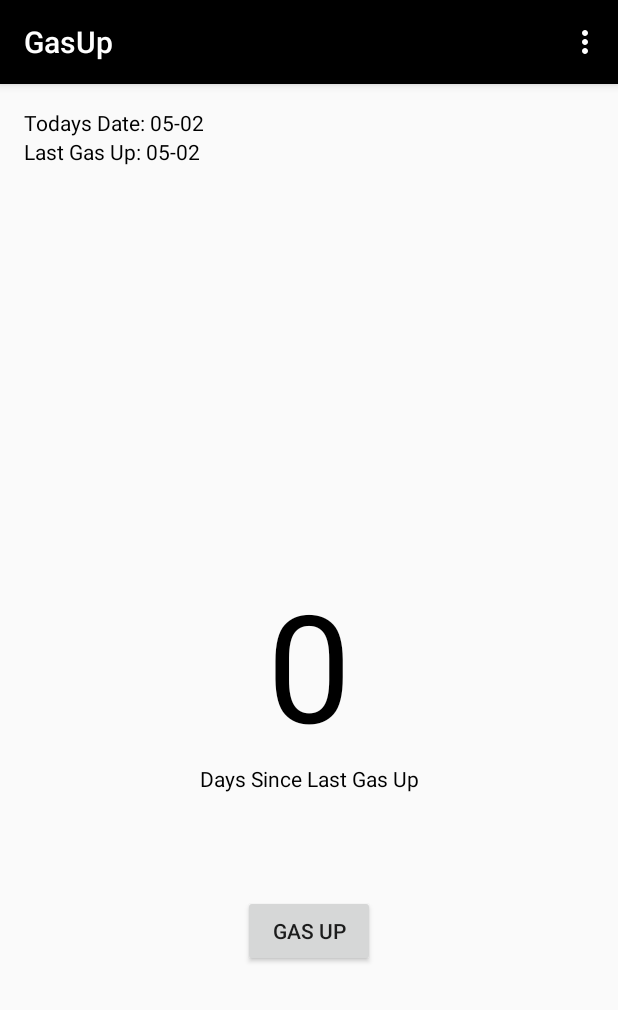
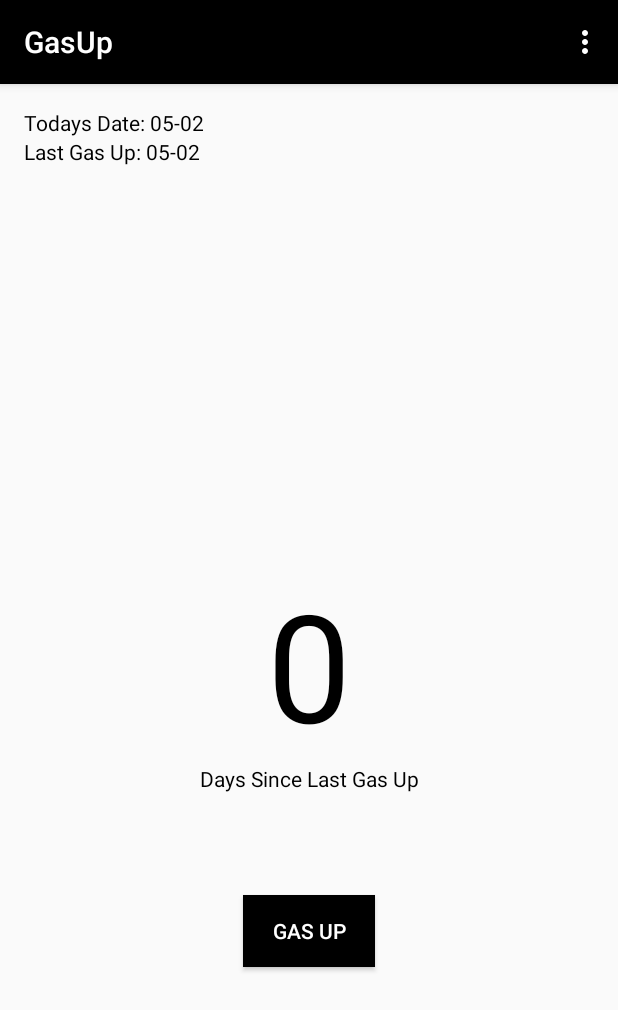
Before and after one commit to maydev99/GasUp, an Android app: the screen it shows after launch (MainActivity), on a phone screen of 412 x 824 dp. Shown: the top 1010 px of the screen. Run offline under Robolectric (Android 15) with nearby library versions, the phone set to English and light mode, and no system bars.

Commit message:
Made Button Black Changed Accent Color to Blas Formatted Code

```diff
--- a/app/src/main/res/layout/activity_main.xml
+++ b/app/src/main/res/layout/activity_main.xml
@@ -12,50 +12,53 @@
         android:id="@+id/gasUpButton"
         android:layout_width="wrap_content"
         android:layout_height="wrap_content"
-        android:text="Gas Up"
         android:layout_alignParentBottom="true"
         android:layout_centerHorizontal="true"
-        android:layout_marginBottom="163dp" />
+        android:layout_marginBottom="163dp"
+        android:background="@android:color/black"
+        android:elevation="10dp"
+        android:text="Gas Up"
+        android:textColor="@android:color/white" />
 
     <TextView
         android:id="@+id/dateTextView"
         android:layout_width="match_parent"
         android:layout_height="wrap_content"
-        android:textColor="@android:color/black"
         android:layout_alignParentTop="true"
         android:layout_centerHorizontal="true"
-        android:text="Today's Date: "  />
+        android:text="Today's Date: "
+        android:textColor="@android:color/black" />
 
     <TextView
         android:id="@+id/lastGasTextView"
         android:layout_width="match_parent"
         android:layout_height="wrap_content"
-        android:textColor="@android:color/black"
         android:layout_below="@+id/dateTextView"
         android:layout_centerHorizontal="true"
-        android:text="Last Gas Up: " />
+        android:text="Last Gas Up: "
+        android:textColor="@android:color/black" />
 
     <TextView
         android:id="@+id/daysSinceTextView"
         android:layout_width="match_parent"
-        android:gravity="center_horizontal"
-        android:textColor="@android:color/black"
         android:layout_height="wrap_content"
-        android:text="Days Since Last Gas Up"
         android:layout_above="@+id/gasUpButton"
         android:layout_alignParentLeft="true"
         android:layout_alignParentStart="true"
-        android:layout_marginBottom="68dp" />
+        android:layout_marginBottom="68dp"
+        android:gravity="center_horizontal"
+        android:text="Days Since Last Gas Up"
+        android:textColor="@android:color/black" />
 
     <TextView
         android:id="@+id/daysTextView"
-        android:textColor="@android:color/black"
         android:layout_width="match_parent"
         android:layout_height="wrap_content"
-        android:gravity="center_horizontal"
-        android:textSize="100sp"
-        android:text="5"
         android:layout_above="@+id/daysSinceTextView"
         android:layout_alignLeft="@+id/daysSinceTextView"
-        android:layout_alignStart="@+id/daysSinceTextView" />
+        android:layout_alignStart="@+id/daysSinceTextView"
+        android:gravity="center_horizontal"
+        android:text="5"
+        android:textColor="@android:color/black"
+        android:textSize="100sp" />
 </RelativeLayout>
--- a/app/src/main/res/values/colors.xml
+++ b/app/src/main/res/values/colors.xml
@@ -2,5 +2,5 @@
 <resources>
     <color name="colorPrimary">#000000</color>
     <color name="colorPrimaryDark">#000000</color>
-    <color name="colorAccent">#FF4081</color>
+    <color name="colorAccent">#000000</color>
 </resources>
```
Also changed, not shown: app/src/main/java/com/droidloft/gasup/MainActivity.java (+11 -12 lines).
